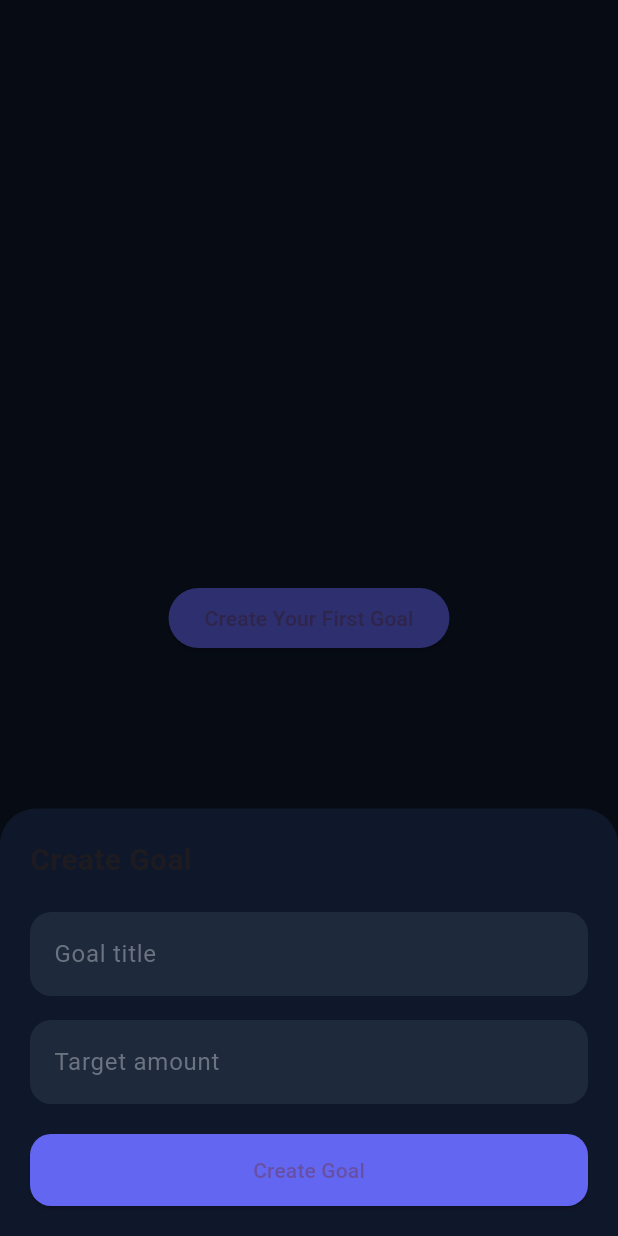
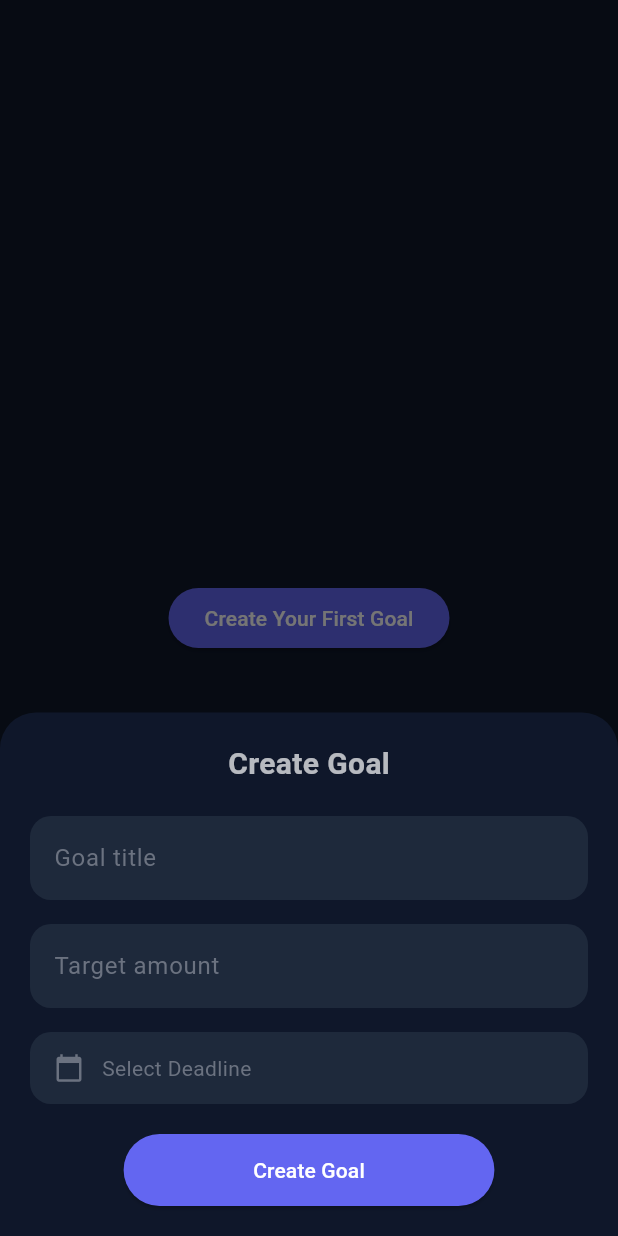
Before and after one commit to AflahShadilk/financialkeeper, a Flutter app: the screen it shows after launch, after a tap on "Create Your First Goal", on a phone screen of 412 x 824 dp. Run offline on Flutter 3.47's test engine with Material 3 defaults, Android fonts, the phone set to English and light mode, and no system bars; our stand-ins replace cloud_firestore, firebase_core, get, shimmer; accounts and stored records are empty.

```diff
--- a/lib/services/firebase_service.dart
+++ b/lib/services/firebase_service.dart
@@ -6,12 +6,12 @@ class FirebaseService {
   final _db = FirebaseFirestore.instance;
 
   //add goal
-  Future<void>createGoal(String title, double amount) async {
+  Future<void>createGoal(String title, double amount, DateTime deadline) async {
     await _db.collection('goals').doc('goal_1').set({
       'title': title,
       'savedAmount': 0.0,
       'targetAmount': amount,
-      'deadline': DateTime.now().add(const Duration(days: 180)),
+      'deadline': deadline,
     });
   }
 
@@ -66,7 +66,7 @@ class FirebaseService {
     final doc= await goalref.get();
     final currentSaved= doc.data()?['savedAmount']??0;
     await goalref.update({
-      'savedAmount': currentSaved - amount,
+      'savedAmount': (currentSaved - amount).clamp(0, double.infinity),
     });
   }
 
@@ -81,7 +81,7 @@ class FirebaseService {
     final doc = await goalRef.get();
     final current= doc.data()?['savedAmount']??0;
     await goalRef.update({
-      'savedAmount': current - oldAmount + newAmount,
+      'savedAmount': (current - oldAmount + newAmount).clamp(0, double.infinity),
     });
   }
 }
--- a/lib/views/pages/add_goal_sheet.dart
+++ b/lib/views/pages/add_goal_sheet.dart
@@ -1,30 +1,76 @@
+// ignore_for_file: deprecated_member_use
+
 import 'package:financialkeeper/controllers/goal_controller.dart';
 import 'package:financialkeeper/core/extensions/spacing.dart';
 import 'package:financialkeeper/core/theme/app_colors.dart';
+import 'package:financialkeeper/views/widgets/adding_button.dart';
 import 'package:flutter/material.dart';
 import 'package:get/get.dart';
+import 'package:intl/intl.dart';
 
 class AddGoalSheet extends GetView<GoalController> {
   const AddGoalSheet({super.key});
+
+  Future<void> selectDate(BuildContext context) async {
+    final DateTime? picked = await showDatePicker(
+      context: context,
+      initialDate: DateTime.now().add(const Duration(days: 30)),
+      firstDate: DateTime.now().add(const Duration(days: 1)),
+      lastDate: DateTime(2101),
+      builder: (context, child) {
+        return Theme(
+          data: Theme.of(context).copyWith(
+            colorScheme: ColorScheme.dark(
+              primary: AppColors.primary,
+              onPrimary: Colors.white,
+              surface: AppColors.card,
+              onSurface: AppColors.textPrimary,
+            ),
+            dialogBackgroundColor: AppColors.background,
+          ),
+          child: child!,
+        );
+      },
+    );
+    if (picked != null) {
+      controller.setSelectedDate(picked);
+    }
+  }
 
   @override
   Widget build(BuildContext context) {
     final titleController = TextEditingController();
     final amountController = TextEditingController();
 
+    final bottomInset = MediaQuery.of(context).viewInsets.bottom;
+
     return Container(
-      padding: const EdgeInsets.all(20),
       decoration: const BoxDecoration(
         color: AppColors.background,
         borderRadius: BorderRadius.vertical(top: Radius.circular(24)),
+      ),
+      child: SingleChildScrollView(
+        keyboardDismissBehavior: ScrollViewKeyboardDismissBehavior.onDrag,
+        child: Padding(
+          padding: EdgeInsets.only(
+            left: 20,
+            right: 20,
+            top: 20,
+            bottom: bottomInset + 20,
           ),
           child: Column(
             mainAxisSize: MainAxisSize.min,
             crossAxisAlignment: CrossAxisAlignment.start,
             children: [
-          const Text(
+              Center(
+                child: Text(
                   "Create Goal",
-            style: TextStyle(fontSize: 20, fontWeight: FontWeight.bold),
+                  style: TextStyle(
+                    fontSize: 20,
+                    fontWeight: FontWeight.bold,
+                    color: AppColors.textPrimary.withOpacity(0.7),
+                  ),
+                ),
               ),
               20.h,
               TextField(
@@ -57,28 +103,75 @@ class AddGoalSheet extends GetView<GoalController> {
                   ),
                 ),
               ),
-          20.h,
-          SizedBox(
-            width: double.infinity,
-            child: ElevatedButton(
-              style: ElevatedButton.styleFrom(
-                backgroundColor: AppColors.primary,
-                padding: const EdgeInsets.symmetric(vertical: 14),
-                shape: RoundedRectangleBorder(
+              16.h,
+              InkWell(
+                onTap: () => selectDate(context),
+                child: Container(
+                  padding: const EdgeInsets.symmetric(
+                    horizontal: 16,
+                    vertical: 14,
+                  ),
+                  decoration: BoxDecoration(
+                    color: AppColors.card,
                     borderRadius: BorderRadius.circular(14),
                   ),
+                  child: Obx(() {
+                    final date = controller.selectedDate.value;
+                    return Row(
+                      children: [
+                        Icon(
+                          Icons.calendar_today,
+                          color: AppColors.textHint,
+                          size: 20,
                         ),
-              onPressed: () {
-                controller.createGoal(
-                  titleController.text,
-                  double.parse(amountController.text),
-                );
-                Get.back();
-              },
-              child: const Text("Create Goal"),
+                        12.w,
+                        Text(
+                          date == null
+                              ? "Select Deadline"
+                              : "Target Date: ${DateFormat('dd MMM yyyy').format(date)}",
+                          style: TextStyle(
+                            color: date == null
+                                ? AppColors.textHint
+                                : AppColors.textPrimary,
                           ),
                         ),
                       ],
+                    );
+                  }),
+                ),
+              ),
+              20.h,
+              AddingButton(
+                controller: controller,
+                text: "Create Goal",
+                onPressed: () {
+                  if (titleController.text.isEmpty ||
+                      amountController.text.isEmpty ||
+                      controller.selectedDate.value == null) {
+                    Get.snackbar(
+                      "Error",
+                      "Please fill all fields and select a date",
+                      snackPosition: SnackPosition.BOTTOM,
+                      backgroundColor: Colors.red,
+                      colorText: Colors.white,
+                    );
+                    return;
+                  }
+
+                  final success = controller.createGoal(
+                    titleController.text,
+                    double.parse(amountController.text),
+                    controller.selectedDate.value!,
+                  );
+
+                  if (success) {
+                    Get.back();
+                  }
+                },
+              ),
+            ],
+          ),
+        ),
       ),
     );
   }
--- a/lib/views/pages/goal_screen.dart
+++ b/lib/views/pages/goal_screen.dart
@@ -48,9 +48,9 @@ class GoalScreen extends GetView<GoalController> {
                     backgroundColor: AppColors.primary,
                   ),
                   onPressed: () {
-                    Get.bottomSheet(const AddGoalSheet());
+                    Get.bottomSheet(const AddGoalSheet(),isScrollControlled: true);
                   },
-                  child: const Text("Create Your First Goal"),
+                  child: const Text("Create Your First Goal", style: TextStyle(color: AppColors.textPrimary)),
                 ),
               );
             }
--- /dev/null
+++ b/lib/views/widgets/adding_button.dart
@@ -0,0 +1,71 @@
+import 'package:financialkeeper/controllers/goal_controller.dart';
+import 'package:financialkeeper/core/theme/app_colors.dart';
+import 'package:flutter/material.dart';
+import 'package:get/get.dart';
+
+class AddingButton extends StatelessWidget {
+  const AddingButton({
+    super.key,
+    required this.controller,
+    this.amountController,
+    this.icon,
+    this.text,
+    this.onPressed,
+    this.width,
+  });
+
+  final GoalController controller;
+  final TextEditingController? amountController;
+  final IconData? icon;
+  final String? text;
+  final VoidCallback? onPressed;
+  final double? width;
+
+  @override
+  Widget build(BuildContext context) {
+    return Center(
+      child: SizedBox(
+        width: width ?? MediaQuery.of(context).size.width * 0.6,
+        child: ElevatedButton(
+          style: ElevatedButton.styleFrom(
+            backgroundColor: AppColors.primary,
+            padding: const EdgeInsets.symmetric(vertical: 14),
+            shape: RoundedRectangleBorder(
+              borderRadius: BorderRadius.circular(30),
+            ),
+          ),
+          onPressed: onPressed ??
+              () {
+                if (amountController != null) {
+                  final success = controller.addContribution(
+                    double.parse(amountController!.text),
+                  );
+                  if (success) {
+                    Get.back();
+                  }
+                }
+              },
+          child: icon != null && text != null
+              ? Row(
+                  mainAxisAlignment: MainAxisAlignment.center,
+                  children: [
+                    Icon(icon, color: AppColors.success),
+                    const SizedBox(width: 8),
+                    Text(text!, style: const TextStyle(color: Colors.white)),
+                  ],
+                )
+              : text != null
+                  ? Text(
+                      text!,
+                      style: const TextStyle(color: Colors.white),
+                    )
+                  : Icon(
+                      icon ?? Icons.arrow_upward,
+                      color: AppColors.success,
+                      size: 24,
+                    ),
+        ),
+      ),
+    );
+  }
+}
```
Also changed, not shown: lib/controllers/goal_controller.dart (+67 -16 lines), lib/views/pages/add_contribution_sheet.dart (+2 -19 lines), lib/views/widgets/limit_dailog.dart (added, +26 -0 lines). Lines whose indentation alone changed are shown as unchanged.
